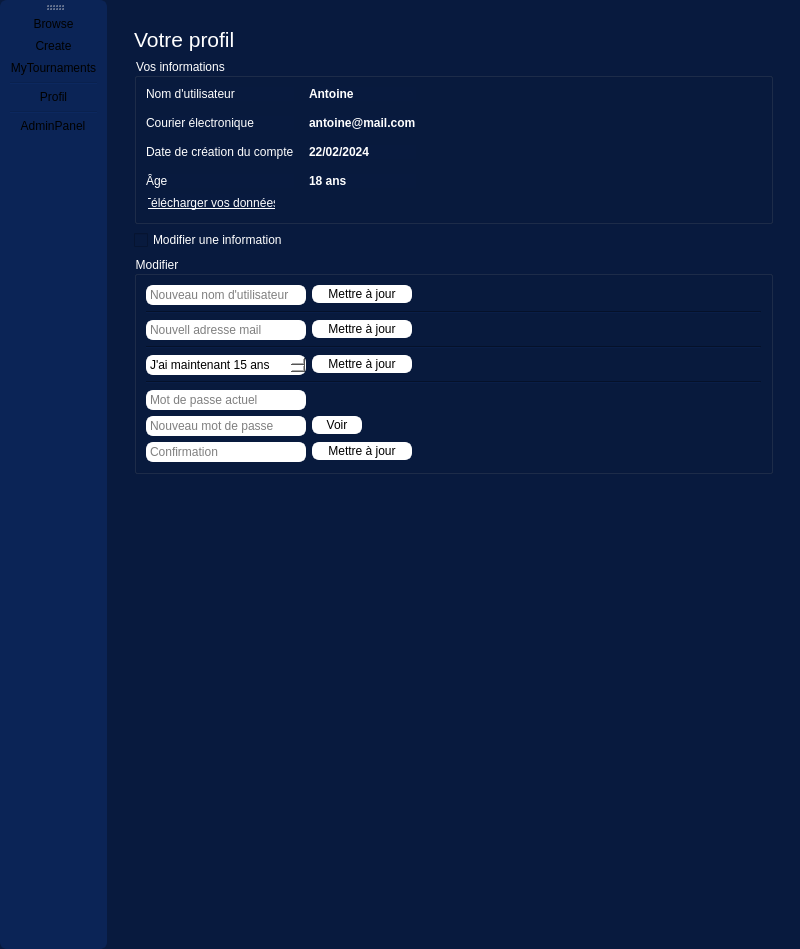
Old version of the form source/application/application.ui in the repository Projet-Trophee-NSI/Olympic-Tournament.
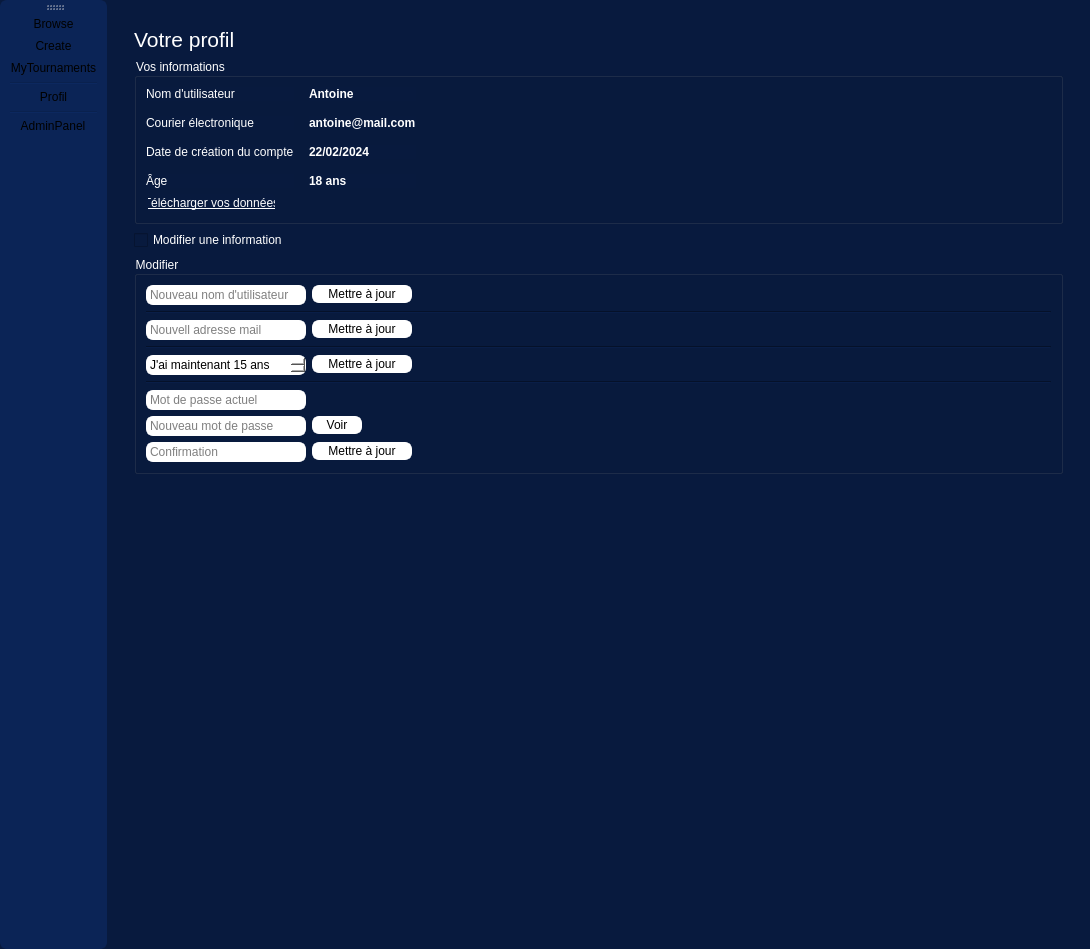
New version of the form. The open tabs and pages were chosen to show the change.

What changed in the file:
```diff
--- a/source/application/application.ui
+++ b/source/application/application.ui
@@ -6,7 +6,7 @@
    <rect>
     <x>0</x>
     <y>0</y>
-    <width>800</width>
+    <width>1090</width>
     <height>946</height>
    </rect>
   </property>
```
Left out of the diff: 16 changed lines with no effect on the pictures.
